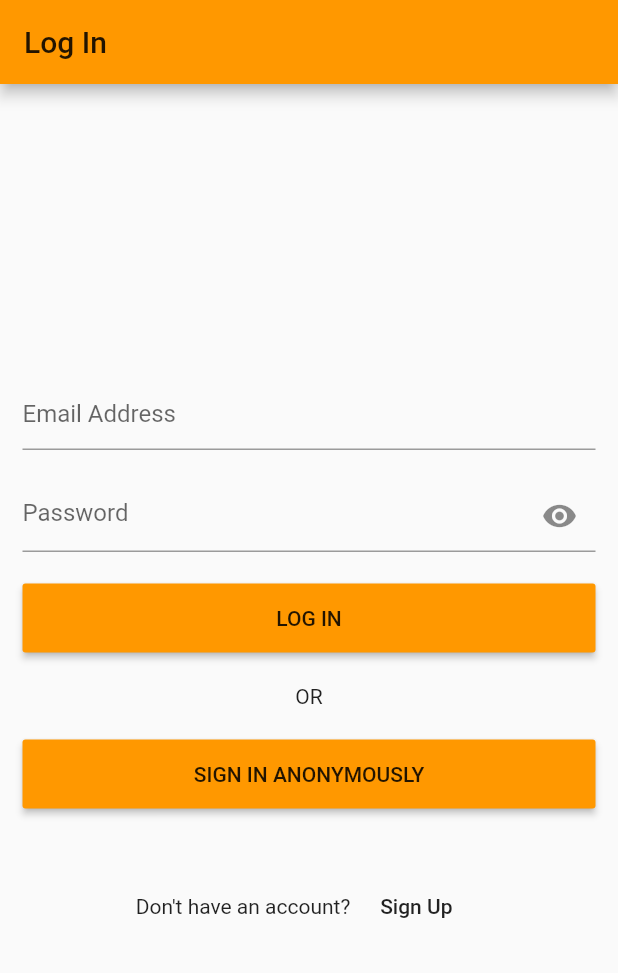
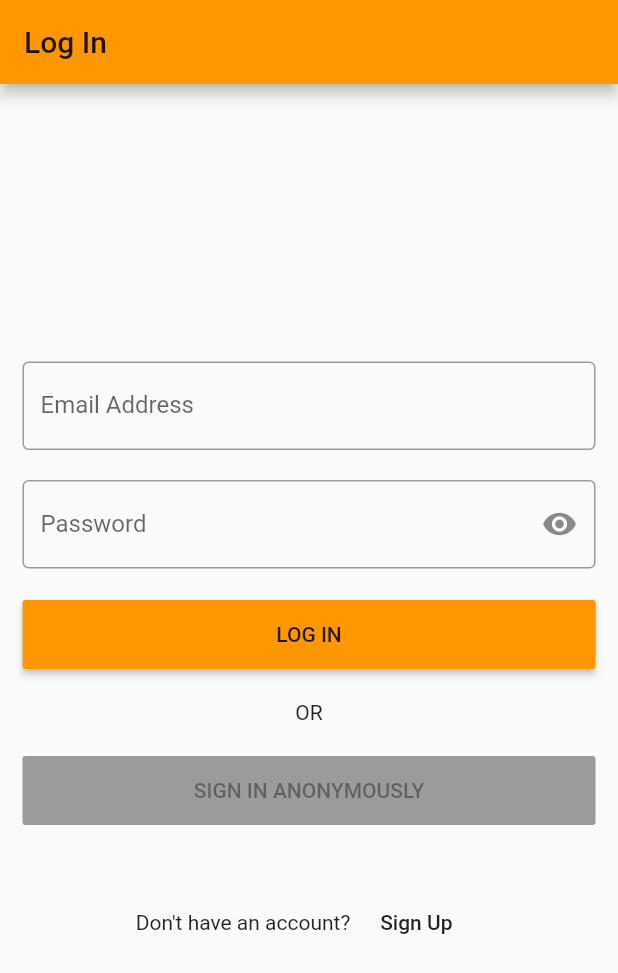
Before and after one commit to theseuntaylor/flutter_with_firebase, a Flutter app: the screen it shows after launch, on a phone screen of 412 x 824 dp. Shown: the top 973 px of the screen. Run offline on Flutter 3.47's test engine with Material 2 defaults, Android fonts, the phone set to English and light mode, and no system bars; our stand-ins replace cloud_firestore, firebase_auth; accounts and stored records are empty.

Commit message:
Implemented sign up with firebase

```diff
--- a/lib/screens/log_in.dart
+++ b/lib/screens/log_in.dart
@@ -13,6 +13,7 @@ class LogIn extends StatefulWidget {
 
 class _LogInState extends State<LogIn> {
   bool _showPassword = false;
+  bool signInWithAnon = false;
   bool _isLoading = false;
   bool _isLoading2 = false;
   TextEditingController usernameTEC = TextEditingController();
@@ -63,7 +64,13 @@ class _LogInState extends State<LogIn> {
                                       controller: usernameTEC,
                                       autofocus: false,
                                       keyboardType: TextInputType.emailAddress,
-                                      decoration: InputDecoration(hintText: "Email Address"),
+                                      decoration: InputDecoration(
+                                          border: OutlineInputBorder(
+                                              borderSide: BorderSide(
+                                                  color: Colors.orange
+                                              )
+                                          ),
+                                          labelText: "Email Address"),
                                     ),
                                   ),
                                   SizedBox(
@@ -83,7 +90,12 @@ class _LogInState extends State<LogIn> {
                                       obscureText: !_showPassword,
                                       keyboardType: TextInputType.emailAddress,
                                       decoration: InputDecoration(
-                                          hintText: "Password",
+                                          labelText: "Password",
+                                          border: OutlineInputBorder(
+                                              borderSide: BorderSide(
+                                                  color: Colors.orange
+                                              )
+                                          ),
                                           suffixIcon: IconButton(
                                             icon: _showPassword
                                                 ? Icon(Icons.visibility_off)
@@ -139,7 +151,8 @@ class _LogInState extends State<LogIn> {
                                 padding: const EdgeInsets.symmetric(vertical: 15.0),
                                 child: Text("sign in anonymously".toUpperCase()),
                               ),
-                              onPressed: (){signInAnon(context);},
+                              onPressed:
+                              signInWithAnon ? (){signInAnon(context);} : null,
                             ),
                           ),
                           SizedBox(
@@ -152,7 +165,7 @@ class _LogInState extends State<LogIn> {
                                 Container(
                                   child: Text("Don\'t have an account?"),
                                 ),
-                                FlatButton(onPressed: signUp, child: Text("Sign Up"))
+                                FlatButton(onPressed: goToSignUp, child: Text("Sign Up"))
                               ],
                             ),
                           )
@@ -193,7 +206,7 @@ class _LogInState extends State<LogIn> {
     }
   }
 
-  void signUp() {
+  void goToSignUp() {
     print("User wants to sign up");
     Navigator.push(context, MaterialPageRoute(builder: (context) => SignUp()));
   }
--- a/lib/utils/models.dart
+++ b/lib/utils/models.dart
@@ -8,10 +8,11 @@ class User {
   String imageURL;
 
   User(
-      this.fullName,
-      this.email,
-      this.phoneNumber,
-      {this.imageURL,
+      {
+        @required this.fullName,
+        @required this.email,
+        @required this.phoneNumber,
+        this.imageURL,
         this.firstName,
         this.lastName}
       );
```
Also changed, not shown: lib/screens/sign_up.dart (+128 -39 lines), lib/services/auth.dart (+12 -30 lines), lib/services/sign_up_service.dart (added, +114 -0 lines).
